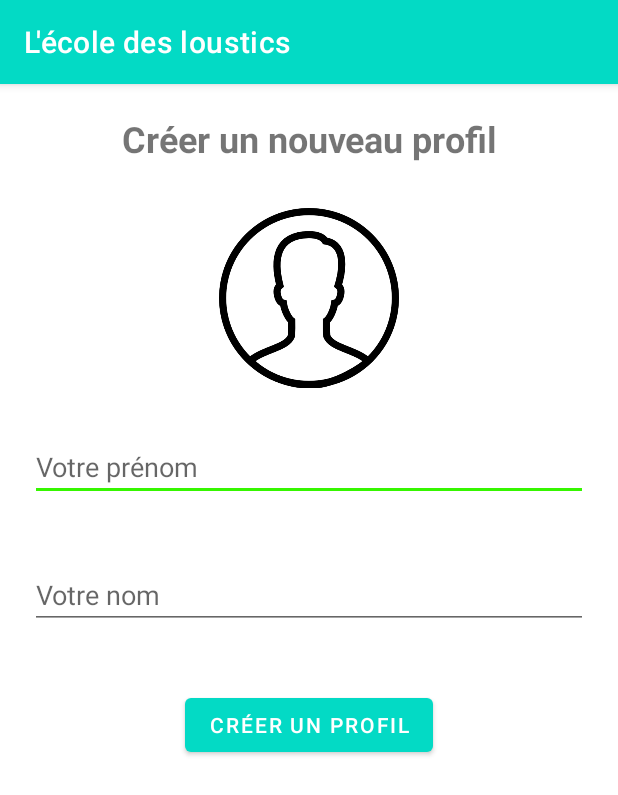
After one commit to JorisMARTIN/IUT2-Android-Project, an Android app: the NewProfileActivity screen opened directly, with no data from a screen before it, on a phone screen of 412 x 824 dp. The commit adds this screen. Shown: the top 795 px of the screen. Run offline under Robolectric (Android 15) with nearby library versions, the phone set to English and light mode, and no system bars; our stand-ins replace Room's generated code.

Commit message:
User creation

```diff
--- a/APP/app/src/main/AndroidManifest.xml
+++ b/APP/app/src/main/AndroidManifest.xml
@@ -9,7 +9,8 @@
         android:roundIcon="@mipmap/ic_launcher_round"
         android:supportsRtl="true"
         android:theme="@style/Theme.LécoleDesLoustics">
-        <activity android:name=".mathematics.ResultActivity"></activity>
+        <activity android:name=".NewProfileActivity"/>
+        <activity android:name=".mathematics.ResultActivity" />
         <activity android:name=".mathematics.OperationActivity" />
         <activity android:name=".LevelSelect" />
         <activity android:name=".MainActivity">
--- a/APP/app/src/main/java/fr/nezanmartin/lecoledesloustics/MainActivity.java
+++ b/APP/app/src/main/java/fr/nezanmartin/lecoledesloustics/MainActivity.java
@@ -152,4 +152,9 @@ public class MainActivity extends AppCompatActivity {
         SaveCurrentUser save = new SaveCurrentUser();
         save.execute();
     }
+
+    public void newUser(View view) {
+        Intent newUser = new Intent(MainActivity.this, NewProfileActivity.class);
+        startActivity(newUser);
+    }
 }
--- /dev/null
+++ b/APP/app/src/main/res/layout/activity_new_profile.xml
@@ -0,0 +1,57 @@
+<?xml version="1.0" encoding="utf-8"?>
+<LinearLayout xmlns:android="http://schemas.android.com/apk/res/android"
+    xmlns:app="http://schemas.android.com/apk/res-auto"
+    xmlns:tools="http://schemas.android.com/tools"
+    android:layout_width="match_parent"
+    android:layout_height="match_parent"
+    tools:context=".NewProfileActivity"
+    android:orientation="vertical">
+    <TextView
+        android:layout_width="match_parent"
+        android:layout_height="wrap_content"
+        android:fontFamily="sans-serif"
+        android:gravity="center"
+        android:paddingTop="20dp"
+        android:paddingBottom="20dp"
+        android:text="@string/actNewProfileTitle"
+        android:textSize="24sp"
+        android:textStyle="bold" />
+
+    <ImageView
+        android:id="@+id/new_profile_img"
+        android:layout_width="140dp"
+        android:layout_height="140dp"
+        android:layout_gravity="center"
+        android:padding="10dp"
+        android:contentDescription="@string/userimage"
+        android:src="@drawable/user" />
+
+    <EditText
+        android:id="@+id/new_profile_firstname_input"
+        android:layout_width="match_parent"
+        android:layout_height="wrap_content"
+        android:layout_margin="20dp"
+        android:ems="10"
+        android:inputType="textPersonName"
+        android:hint="@string/actNewProfileFirstnamePlaceholder"/>
+
+    <EditText
+        android:id="@+id/new_profile_name_input"
+        android:layout_width="match_parent"
+        android:layout_height="wrap_content"
+        android:layout_margin="20dp"
+        android:ems="10"
+        android:inputType="textPersonName"
+        android:hint="@string/actNewProfileNamePlaceholder"/>
+
+    <Button
+        android:id="@+id/new_profile_create_profile"
+        android:layout_width="wrap_content"
+        android:layout_height="wrap_content"
+        android:text="@string/mainActiCreateProfile"
+        android:layout_marginTop="20dp"
+        android:layout_gravity="center"
+        android:onClick="createUser"
+        />
+
+</LinearLayout>
--- a/APP/app/src/main/res/values/strings.xml
+++ b/APP/app/src/main/res/values/strings.xml
@@ -8,4 +8,8 @@
     <string name="userimage">Image de profil</string>
     <string name="Validate_text">Valider</string>
     <string name="Back_text">Retour</string>
+    <string name="mainActiCreateProfile">Créer un profil</string>
+    <string name="actNewProfileTitle">Créer un nouveau profil</string>
+    <string name="actNewProfileNamePlaceholder">Votre nom</string>
+    <string name="actNewProfileFirstnamePlaceholder">Votre prénom</string>
 </resources>
```
Also changed, not shown: APP/app/src/main/java/fr/nezanmartin/lecoledesloustics/NewProfileActivity.java (added, +80 -0 lines), APP/app/src/main/res/layout/activity_main.xml (+9 -1 lines).
